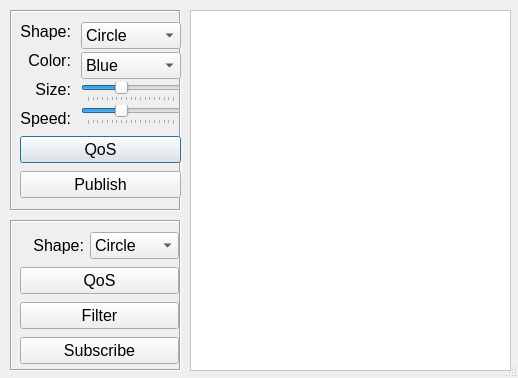
This is demo/ishapes/macos/iShapesForm.ui in nevion/simd-cxx-old as Qt 5 draws it before an edit. The edited form follows.
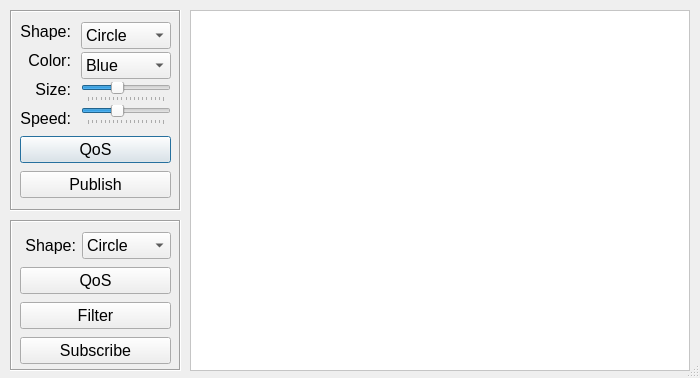
This is the edited form.

```diff
--- a/demo/ishapes/macos/iShapesForm.ui
+++ b/demo/ishapes/macos/iShapesForm.ui
@@ -12,7 +12,7 @@
    <rect>
     <x>0</x>
     <y>0</y>
-    <width>518</width>
+    <width>700</width>
     <height>378</height>
    </rect>
   </property>
@@ -24,7 +24,7 @@
   </property>
   <property name="minimumSize">
    <size>
-    <width>518</width>
+    <width>700</width>
     <height>378</height>
    </size>
   </property>
@@ -72,7 +72,7 @@
      <rect>
       <x>10</x>
       <y>10</y>
-      <width>161</width>
+      <width>151</width>
       <height>181</height>
      </rect>
     </property>
@@ -420,7 +420,7 @@
      <rect>
       <x>10</x>
       <y>10</y>
-      <width>159</width>
+      <width>151</width>
       <height>137</height>
      </rect>
     </property>
@@ -554,7 +554,7 @@
     <rect>
      <x>190</x>
      <y>10</y>
-     <width>321</width>
+     <width>500</width>
      <height>361</height>
     </rect>
    </property>
@@ -566,7 +566,7 @@
    </property>
    <property name="minimumSize">
     <size>
-     <width>240</width>
+     <width>500</width>
      <height>360</height>
     </size>
    </property>
```
Left out of the diff: 2 changed lines with no effect on the pictures.
